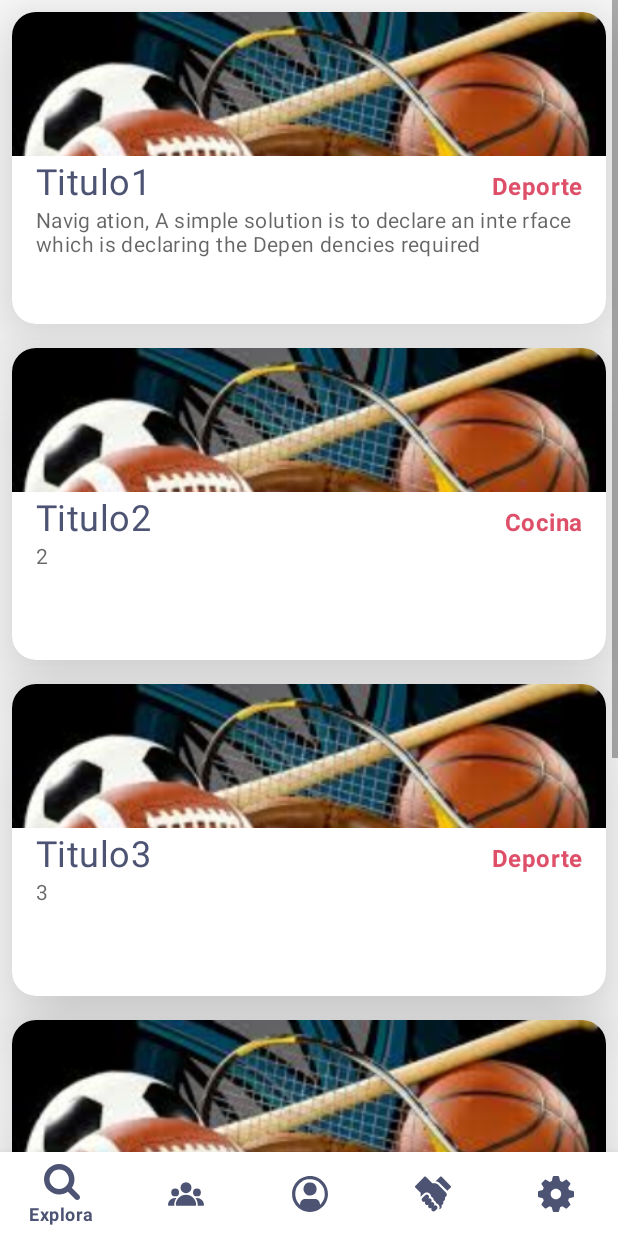
After one commit to carlokg/com.car_pa_ra.hidra, an Android app: the fragment AyudaFragment placed in its activity, on a phone screen of 412 x 824 dp. The commit adds this screen. Run offline under Robolectric (Android 15) with nearby library versions, the phone set to English and light mode, and no system bars; our stand-ins replace Firebase (no records; nobody signed in at launch, a user with empty details on screens opened directly); Roboto replaces fonts that are not available here.

Commit message:
ayuda/Social

```diff
--- /dev/null
+++ b/app/src/main/java/com/car_pa_ra/hidra/AyudaFragment.java
@@ -0,0 +1,63 @@
+package com.car_pa_ra.hidra;
+
+import android.os.Bundle;
+
+import androidx.fragment.app.Fragment;
+import androidx.recyclerview.widget.LinearLayoutManager;
+import androidx.recyclerview.widget.RecyclerView;
+
+import android.view.LayoutInflater;
+import android.view.View;
+import android.view.ViewGroup;
+
+import com.car_pa_ra.hidra.model.Grupos;
+import com.car_pa_ra.hidra.recyclerUtil.Adapter;
+
+import java.util.ArrayList;
+import java.util.List;
+
+public class AyudaFragment extends Fragment {
+    private RecyclerView recycler;
+    private RecyclerView.Adapter adapter;
+    private RecyclerView.LayoutManager llm;
+
+    public AyudaFragment() {
+    }
+
+
+    @Override
+    public void onCreate(Bundle savedInstanceState) {
+        super.onCreate(savedInstanceState);
+
+
+    }
+
+    @Override
+    public View onCreateView(LayoutInflater inflater, ViewGroup container,
+                             Bundle savedInstanceState) {
+        View view = inflater.inflate(R.layout.fragment_explora, container, false);
+
+        List<Grupos> items = new ArrayList<>();
+
+        items.add(new Grupos(R.drawable.deporte, "Titulo1", "Navig ation, A simple" +
+                " solution is to declare an inte rface which is declaring the Depen dencies required "
+                , "Deporte"));
+        items.add(new Grupos(R.drawable.deporte, "Titulo2", "2", "Cocina"));
+        items.add(new Grupos(R.drawable.deporte, "Titulo3", "3", "Deporte"));
+        items.add(new Grupos(R.drawable.deporte, "Titulo4", "4", "Cocina"));
+        items.add(new Grupos(R.drawable.deporte, "Titulo5", "5", "Deporte"));
+        items.add(new Grupos(R.drawable.anim3, "Titulo6", "6", "Cocina"));
+
+
+        recycler = view.findViewById(R.id.rvExplora);
+        recycler.setHasFixedSize(true);
+
+        llm = new LinearLayoutManager(getContext());
+        recycler.setLayoutManager(llm);
+
+        adapter = new Adapter(items);
+        recycler.setAdapter(adapter);
+
+        return view;
+    }
+}
--- a/app/src/main/java/com/car_pa_ra/hidra/MainActivity.java
+++ b/app/src/main/java/com/car_pa_ra/hidra/MainActivity.java
@@ -58,13 +58,13 @@ public class MainActivity extends AppCompatActivity
                     selectedFragment = new ExploraFragment();
                     break;
                 case R.id.social:
-                    ///selectedFragment = new CourseFragment();
+                    selectedFragment = new AyudaFragment();
                     break;
                 case R.id.perfil:
                     //selectedFragment = new ProfileFragment();
                     break;
                 case R.id.ayuda:
-                    //selectedFragment = new ProfileFragment();
+                    selectedFragment = new AyudaFragment();
                     break;
                 case R.id.config:
                     selectedFragment = new AjustesFragment();
--- a/app/src/main/java/com/car_pa_ra/hidra/social.java
+++ /dev/null
@@ -1,6 +0,0 @@
-package com.car_pa_ra.hidra;
-
-public class social {
-
-
-}
```
Also changed, not shown: app/src/main/res/layout/fragment_ayuda.xml (added, +16 -0 lines).
